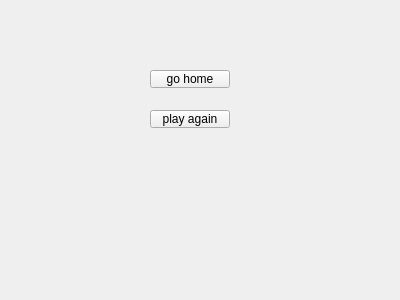
Qt form resultscreen.ui (dowser47/goodbyeworld) before a commit.
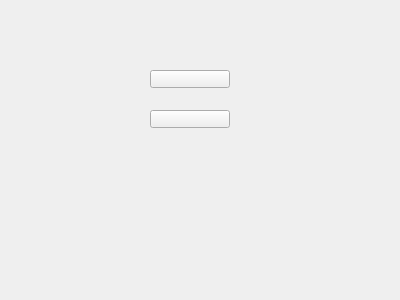
The same form after that commit.

Diff of the .ui file:
```diff
--- a/resultscreen.ui
+++ b/resultscreen.ui
@@ -23,7 +23,7 @@
     </rect>
    </property>
    <property name="text">
-    <string>go home</string>
+    <string/>
    </property>
   </widget>
   <widget class="QPushButton" name="play_agai_btn">
@@ -36,7 +36,7 @@
     </rect>
    </property>
    <property name="text">
-    <string>play again</string>
+    <string/>
    </property>
   </widget>
  </widget>
```
